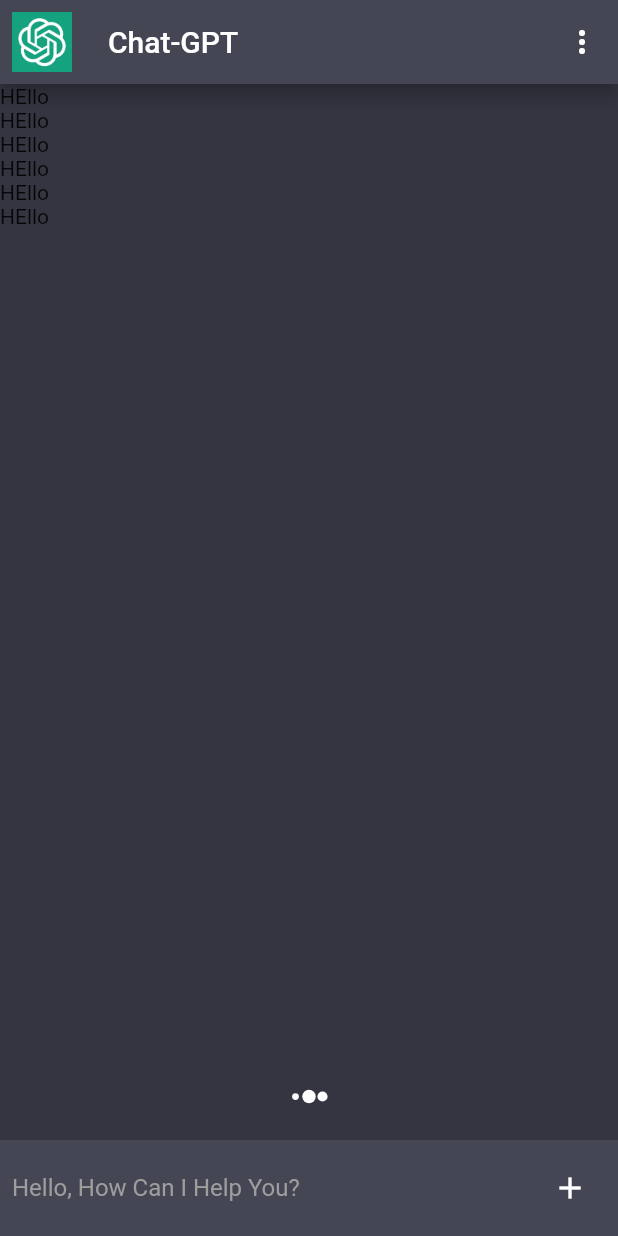
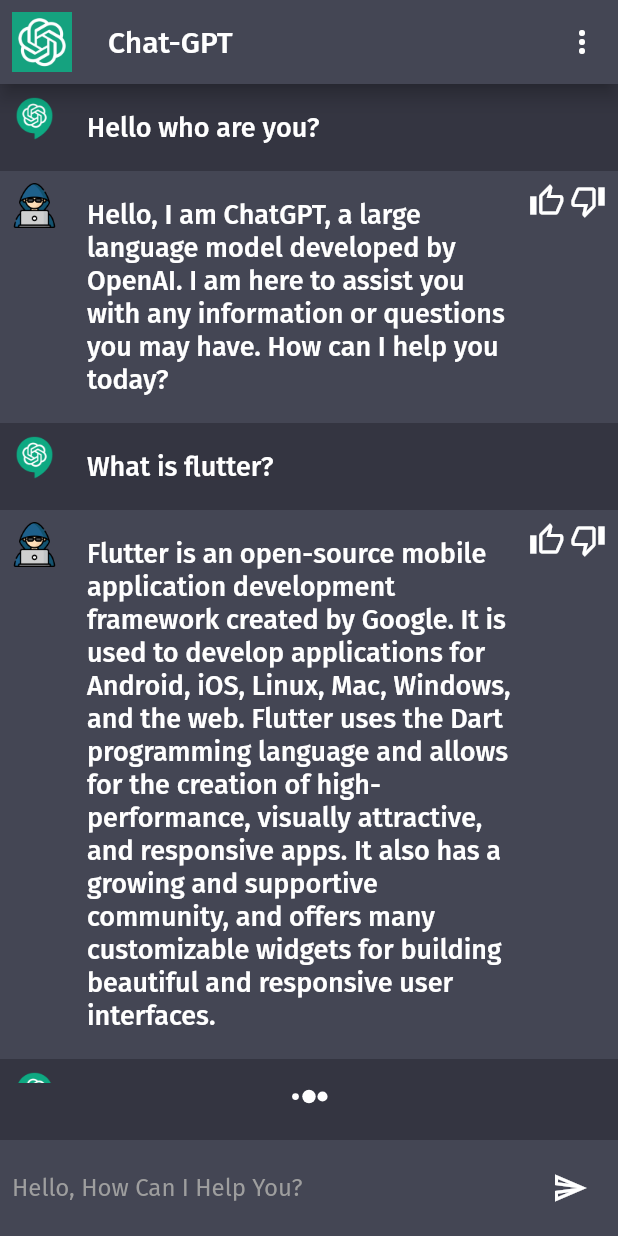
Before and after one commit to SeAliijaz/Flutter-CHAT-GPT, a Flutter app: the screen it shows after launch, on a phone screen of 412 x 824 dp. Run offline on Flutter 3.47's test engine with Material 2 defaults, Android fonts, the phone set to English and light mode, and no system bars; our stand-ins replace flutter_spinkit, fluttertoast, google_fonts.

Commit message:
till model bottom sheet
There are still some errors to be resolved ... We'll resolve soon

```diff
--- /dev/null
+++ b/lib/Models/chat_model.dart
@@ -0,0 +1,53 @@
+import 'package:flutter/material.dart';
+import 'package:flutter_chat_gpt/Widgets/text_widget.dart';
+
+final chatMessages = [
+  {
+    "msg": "Hello who are you?",
+    "chatIndex": 0,
+  },
+  {
+    "msg":
+        "Hello, I am ChatGPT, a large language model developed by OpenAI. I am here to assist you with any information or questions you may have. How can I help you today?",
+    "chatIndex": 1,
+  },
+  {
+    "msg": "What is flutter?",
+    "chatIndex": 0,
+  },
+  {
+    "msg":
+        "Flutter is an open-source mobile application development framework created by Google. It is used to develop applications for Android, iOS, Linux, Mac, Windows, and the web. Flutter uses the Dart programming language and allows for the creation of high-performance, visually attractive, and responsive apps. It also has a growing and supportive community, and offers many customizable widgets for building beautiful and responsive user interfaces.",
+    "chatIndex": 1,
+  },
+  {
+    "msg": "Okay thanks",
+    "chatIndex": 0,
+  },
+  {
+    "msg":
+        "You're welcome! Let me know if you have any other questions or if there's anything else I can help you with.",
+    "chatIndex": 1,
+  },
+];
+List<String> models = [
+  'Model1',
+  'Model2',
+  'Model3',
+  'Model4',
+  'Model5',
+  'Model6',
+];
+
+List<DropdownMenuItem<String>>? get getModelsItem {
+  List<DropdownMenuItem<String>>? modelsItems =
+      List<DropdownMenuItem<String>>.generate(
+          models.length,
+          (index) => DropdownMenuItem(
+              value: models[index],
+              child: TextWidget(
+                label: models[index],
+                fontSize: 15,
+              )));
+  return modelsItems;
+}
--- a/lib/Screens/chat_screen.dart
+++ b/lib/Screens/chat_screen.dart
@@ -1,6 +1,10 @@
 import 'package:flutter/material.dart';
 import 'package:flutter_chat_gpt/Constants/constants.dart';
+import 'package:flutter_chat_gpt/Models/chat_model.dart';
 import 'package:flutter_chat_gpt/Services/assets_manager.dart';
+import 'package:flutter_chat_gpt/Services/services.dart';
+import 'package:flutter_chat_gpt/Widgets/chat_widget.dart';
+import 'package:flutter_chat_gpt/Widgets/text_widget.dart';
 import 'package:flutter_spinkit/flutter_spinkit.dart';
 
 class ChatScreen extends StatefulWidget {
@@ -31,14 +35,16 @@ class _ChatScreenState extends State<ChatScreen> {
         ),
         actions: [
           IconButton(
-            onPressed: () {},
+            onPressed: () async {
+              await Services.showModalSheet(context: context);
+            },
             icon: const Icon(
               Icons.more_vert_outlined,
               color: Colors.white,
             ),
           ),
         ],
-        title: Text('Chat-GPT'),
+        title: const Text('Chat-GPT'),
       ),
       body: SafeArea(
         child: Column(
@@ -48,16 +54,25 @@ class _ChatScreenState extends State<ChatScreen> {
                 // shrinkWrap: true,
                 itemCount: 6,
                 itemBuilder: (BuildContext context, int index) {
-                  return Text("HEllo");
+                  return ChatWidget(
+                    msg: "${chatMessages[index]["msg"]}",
+                    chatIndex: int.parse("${chatMessages[index]["chatIndex"]}"),
+                  );
                 },
               ),
             ),
+
+            ///Spin Kit Loader
             if (isTyping) ...[
-              SpinKitThreeBounce(
+              const SpinKitThreeBounce(
                 color: Colors.white,
                 size: 18,
               ),
+
+              ///SizedBox
               const SizedBox(height: 20),
+
+              ///Creates a piece of material.
               Material(
                 color: AppColors.cardColor,
                 child: Padding(
@@ -66,12 +81,12 @@ class _ChatScreenState extends State<ChatScreen> {
                     children: [
                       Expanded(
                         child: TextField(
-                          style: TextStyle(color: Colors.grey),
+                          style: const TextStyle(color: Colors.grey),
                           controller: textEditingController,
                           onSubmitted: (v) {
                             ///
                           },
-                          decoration: InputDecoration.collapsed(
+                          decoration: const InputDecoration.collapsed(
                             hintText: "Hello, How Can I Help You?",
                             hintStyle: TextStyle(color: Colors.grey),
                             // border: OutlineInputBorder(),
@@ -81,7 +96,7 @@ class _ChatScreenState extends State<ChatScreen> {
                       IconButton(
                         onPressed: () {},
                         icon: const Icon(
-                          Icons.add,
+                          Icons.send_outlined,
                           color: Colors.white,
                         ),
                       ),
--- /dev/null
+++ b/lib/Widgets/chat_widget.dart
@@ -0,0 +1,74 @@
+import 'package:flutter/material.dart';
+import 'package:flutter_chat_gpt/Constants/constants.dart';
+import 'package:flutter_chat_gpt/Services/assets_manager.dart';
+import 'package:flutter_chat_gpt/Widgets/text_widget.dart';
+
+class ChatWidget extends StatelessWidget {
+  final String? msg;
+  final int? chatIndex;
+
+  const ChatWidget({
+    super.key,
+    this.msg,
+    this.chatIndex,
+  });
+
+  @override
+  Widget build(BuildContext context) {
+    return Column(
+      children: [
+        Material(
+          color: chatIndex == 0
+              ? AppColors.scaffoldBackgroundColor
+              : AppColors.cardColor,
+          child: Padding(
+            padding: const EdgeInsets.all(8.0),
+            child: Row(
+              crossAxisAlignment: CrossAxisAlignment.start,
+              children: [
+                Image.asset(
+                  chatIndex == 0
+                      ? AssetsManager.botImage
+                      : AssetsManager.userImage,
+                  height: 30,
+                  width: 30,
+                ),
+                const SizedBox(width: 10),
+                Expanded(
+                  child: TextWidget(
+                    label: "$msg",
+                  ),
+                ),
+                chatIndex == 0
+                    ? const SizedBox.shrink()
+                    : Row(
+                        children: [
+                          InkWell(
+                            onTap: () {
+                              showMessage("This feature will be added soon");
+                            },
+                            child: const Icon(
+                              Icons.thumb_up_outlined,
+                              color: Colors.white,
+                            ),
+                          ),
+                          const SizedBox(width: 3.5),
+                          InkWell(
+                            onTap: () {
+                              showMessage("This feature will be added soon");
+                            },
+                            child: const Icon(
+                              Icons.thumb_down_outlined,
+                              color: Colors.white,
+                            ),
+                          ),
+                        ],
+                      ),
+              ],
+            ),
+          ),
+        )
+      ],
+    );
+  }
+}
--- /dev/null
+++ b/lib/Widgets/text_widget.dart
@@ -0,0 +1,36 @@
+import 'package:flutter/material.dart';
+
+class TextWidget extends StatelessWidget {
+  ///Variables
+  final String label;
+  final double fontSize;
+  final Color? color;
+  final FontWeight? fontWeight;
+
+  ///const
+  const TextWidget({
+    Key? key,
+    required this.label,
+    this.fontSize = 18,
+    this.color,
+    this.fontWeight,
+  }) : super(
+          key: key,
+        );
+
+  /// @override
+  @override
+  Widget build(BuildContext context) {
+    return Padding(
+      padding: const EdgeInsets.all(10.0),
+      child: Text(
+        label,
+        style: TextStyle(
+          color: color ?? Colors.white,
+          fontSize: fontSize,
+          fontWeight: fontWeight ?? FontWeight.w500,
+        ),
+      ),
+    );
+  }
+}
--- a/lib/main.dart
+++ b/lib/main.dart
@@ -1,6 +1,7 @@
 import 'package:flutter/material.dart';
 import 'package:flutter_chat_gpt/Constants/constants.dart';
 import 'package:flutter_chat_gpt/Screens/chat_screen.dart';
+import 'package:google_fonts/google_fonts.dart';
 
 void main() => runApp(const MyApp());
 
@@ -18,13 +19,17 @@ class MyApp extends StatelessWidget {
 
       ///theme
       theme: ThemeData(
-          scaffoldBackgroundColor: AppColors.scaffoldBackgroundColor,
-          appBarTheme: AppBarTheme(
-            color: AppColors.cardColor,
-          )),
+        scaffoldBackgroundColor: AppColors.scaffoldBackgroundColor,
+        appBarTheme: const AppBarTheme(
+          color: AppColors.cardColor,
+        ),
+        textTheme: GoogleFonts.firaSansTextTheme(
+          Theme.of(context).textTheme,
+        ),
+      ),
 
       ///home
-      home: ChatScreen(),
+      home: const ChatScreen(),
     );
   }
 }
--- a/pubspec.yaml
+++ b/pubspec.yaml
@@ -39,6 +39,8 @@ dependencies:
   http: ^0.13.5
   flutter_spinkit: ^5.1.0
   animated_text_kit: ^4.2.2
+  google_fonts: ^4.0.3
+  fluttertoast: ^8.2.1
 
 dev_dependencies:
   flutter_test:
```
Also changed, not shown: lib/Constants/constants.dart (+4 -51 lines), lib/Providers/chats_provider.dart (added, +32 -0 lines), lib/Providers/models_provider.dart (added, +26 -0 lines), lib/Services/services.dart (added, +34 -0 lines), lib/Widgets/drop_down.dart (added, +68 -0 lines), pubspec.lock, 1 other file.
